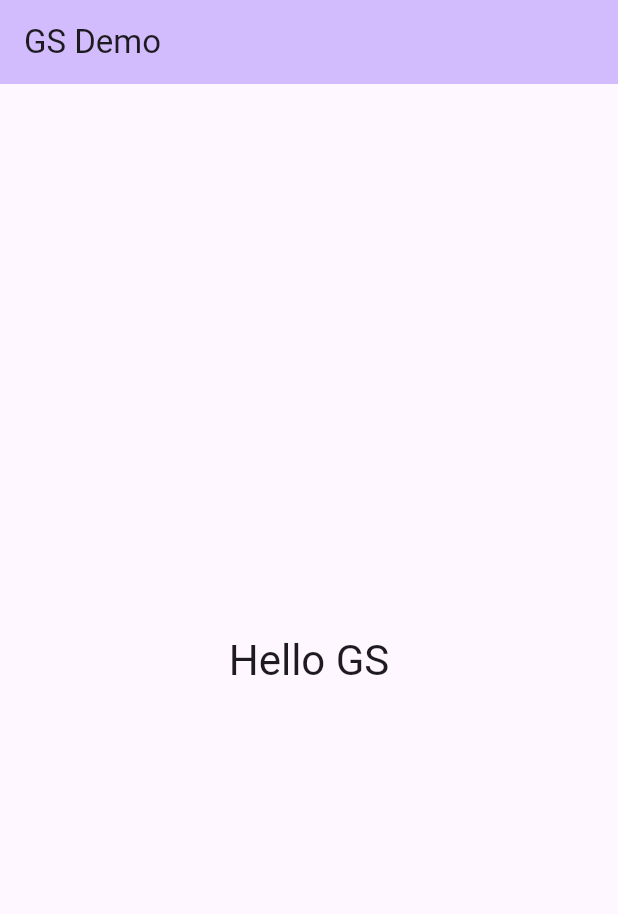
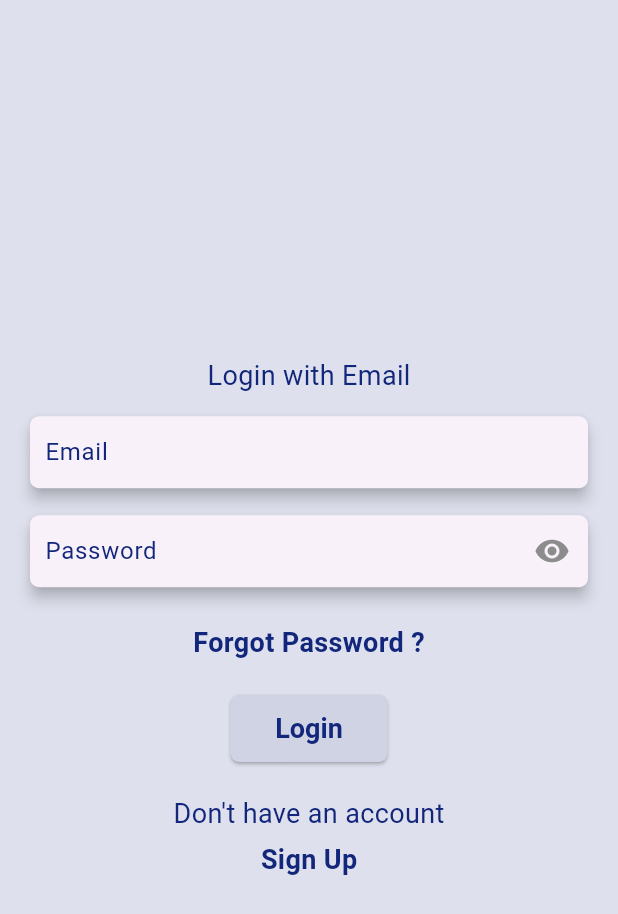
Before and after one commit to lohitbura/gorin_system_demo, a Flutter app: the screen it shows after launch, on a phone screen of 412 x 824 dp. Shown: the top 914 px of the screen. Run offline on Flutter 3.47's test engine with Material 3 defaults, Android fonts, the phone set to English and light mode, and no system bars.

Commit message:
feat: Implement login page design and theme updates
This commit introduces the login page and adds theme settings to the Material App theme.
It also includes the common colors file for use in the UI.

```diff
--- /dev/null
+++ b/lib/features/auth_management/pages/login_screen.dart
@@ -0,0 +1,106 @@
+import 'package:flutter/material.dart';
+
+class LoginScreen extends StatefulWidget {
+  const LoginScreen({super.key});
+
+  @override
+  State<StatefulWidget> createState() {
+    return _LoginScreen();
+  }
+}
+
+class _LoginScreen extends State<LoginScreen> {
+  final TextEditingController emailCtrl = TextEditingController();
+  final TextEditingController passwordCtrl = TextEditingController();
+
+  bool _isObscured = true;
+
+  @override
+  Widget build(BuildContext context) {
+
+    return Scaffold(
+      body: Container(
+        height: MediaQuery.of(context).size.height,
+        padding: EdgeInsets.symmetric(horizontal: 16),
+        child: Column(
+          mainAxisAlignment: MainAxisAlignment.center,
+          children: [
+            Text(
+              'Login with Email',
+              style: TextStyle( fontSize: 18),
+            ),
+            SizedBox(height: 10),
+            Card(
+              elevation: 4, // Set the elevation here
+              shape: RoundedRectangleBorder(
+                borderRadius: BorderRadius.circular(
+                  6,
+                ),
+              ),
+              child: TextField(
+                controller: emailCtrl,
+                decoration: InputDecoration(
+                  hintText: "Email",
+                ),
+              ),
+            ),
+            SizedBox(height: 10),
+            Card(
+              elevation: 4, // Set the elevation here
+              shape: RoundedRectangleBorder(
+                borderRadius: BorderRadius.circular(
+                  6,
+                ), // Optional: Rounded corners
+              ),
+              child: TextField(
+                obscureText: _isObscured,
+                controller: passwordCtrl,
+                decoration: InputDecoration(
+                  hintText: "Password",
+                  suffixIcon: IconButton(
+                    icon: Icon(
+                      _isObscured ? Icons.visibility : Icons.visibility_off,
+                    ),
+                    onPressed: () {
+                      setState(() {
+                        _isObscured =
+                            !_isObscured; // Toggle the visibility state
+                      });
+                    },
+                  ),
+                ),
+              ),
+            ),
+            SizedBox(height: 20,),
+            InkWell(
+              child: Text('Forgot Password ?',style: TextStyle(
+                fontSize: 18,
+                fontWeight: FontWeight.w600
+              ),),
+            ),
+            SizedBox(height: 20,),
+            ElevatedButton(
+
+              onPressed: () async {
+              },
+              child: Text("Login"),
+            ),
+            SizedBox(height: 20,),
+            InkWell(
+              child: Text('Don\'t have an account',style: TextStyle(
+                  fontSize: 18,
+              ),),
+            ),
+            SizedBox(height: 5,),
+            InkWell(
+              child: Text('Sign Up',style: TextStyle(
+                  fontSize: 18,
+                  fontWeight: FontWeight.w600
+              ),),
+            ),
+          ],
+        ),
+      ),
+    );
+  }
+}
--- a/lib/main.dart
+++ b/lib/main.dart
@@ -1,4 +1,6 @@
 import 'package:flutter/material.dart';
+import 'package:gs_demo/features/auth_management/pages/login_screen.dart';
+import 'package:gs_demo/resources/colors.dart';
 
 void main() {
   runApp(const MyApp());
@@ -13,9 +15,42 @@ class MyApp extends StatelessWidget {
     return MaterialApp(
       title: 'GS Demo',
       theme: ThemeData(
-        colorScheme: ColorScheme.fromSeed(seedColor: Colors.deepPurple),
+        elevatedButtonTheme: ElevatedButtonThemeData(
+          style: ButtonStyle(
+            backgroundColor: WidgetStatePropertyAll(AppColor.colorCFD3E4),
+            textStyle:WidgetStateProperty.all<TextStyle>( TextStyle(
+              fontWeight: FontWeight.w700,
+              fontSize: 18
+            )),
+            padding:WidgetStatePropertyAll( EdgeInsets.symmetric(vertical: 12,horizontal: 30)),
+            foregroundColor: WidgetStatePropertyAll(AppColor.color12267B),
+            shape: WidgetStateProperty.all<RoundedRectangleBorder>(
+              RoundedRectangleBorder(
+                borderRadius: BorderRadius.circular(6.0), // Set your desired border radius here
+              ),
+            ),
+          ),
+        ),
+        inputDecorationTheme: InputDecorationTheme(
+          contentPadding: EdgeInsets.symmetric(
+            horizontal: 10,
+            vertical: 12,
+          ),
+          border: InputBorder.none,
+          hintStyle: TextStyle(
+              color: AppColor.color12267B, fontSize: 16
+          ),
+          suffixIconColor: AppColor.color8C8C8C
+        ),
+        buttonTheme: ButtonThemeData(
+          colorScheme: ColorScheme(brightness: Brightness.light, primary: AppColor.colorCFD3E4, onPrimary: AppColor.color12267B, secondary: AppColor.colorCFD3E4, onSecondary: AppColor.color12267B, error: AppColor.colorFF0000, onError: AppColor.colorFFFFFF, surface: AppColor.colorCFD3E4, onSurface: AppColor.color12267B)
+        ),
+        colorScheme: ColorScheme.fromSeed(seedColor: Colors.deepPurple,
+          surface: AppColor.colorDEE1ED,
+          onSurface: AppColor.color12267B,
+        ),
       ),
-      home: const MyHomePage(title: 'GS Demo'),
+      home:  LoginScreen(),
     );
   }
 }
--- /dev/null
+++ b/lib/resources/colors.dart
@@ -0,0 +1,13 @@
+
+
+import 'package:flutter/material.dart';
+
+class AppColor {
+  static const Color colorTransparent = Colors.transparent;
+  static const Color colorDEE1ED = Color(0xffdee1ed);
+  static const Color color12267B = Color(0xff12267B);
+  static const Color colorFF0000 = Color(0xffff0000);
+  static const Color colorFFFFFF = Color(0xffffffff);
+  static const Color colorCFD3E4 = Color(0xffCFD3E4);
+  static const Color color8C8C8C = Color(0xff8c8c8c);
+}
```
